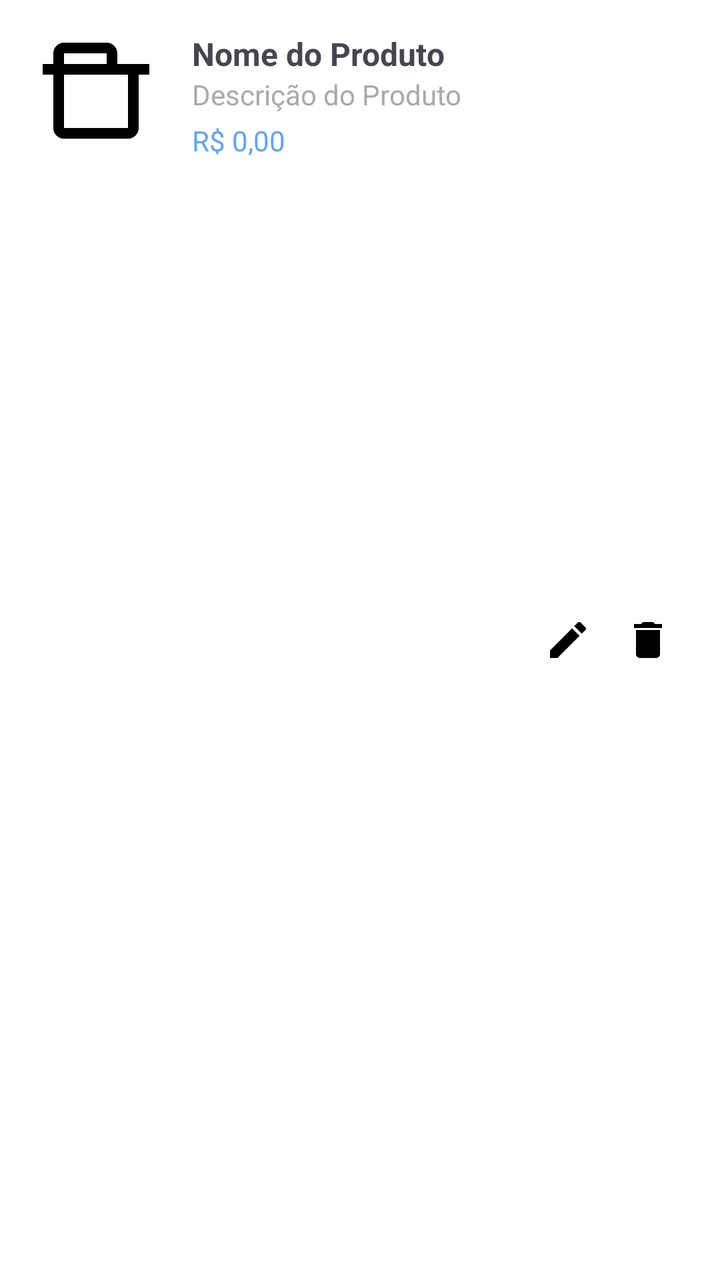
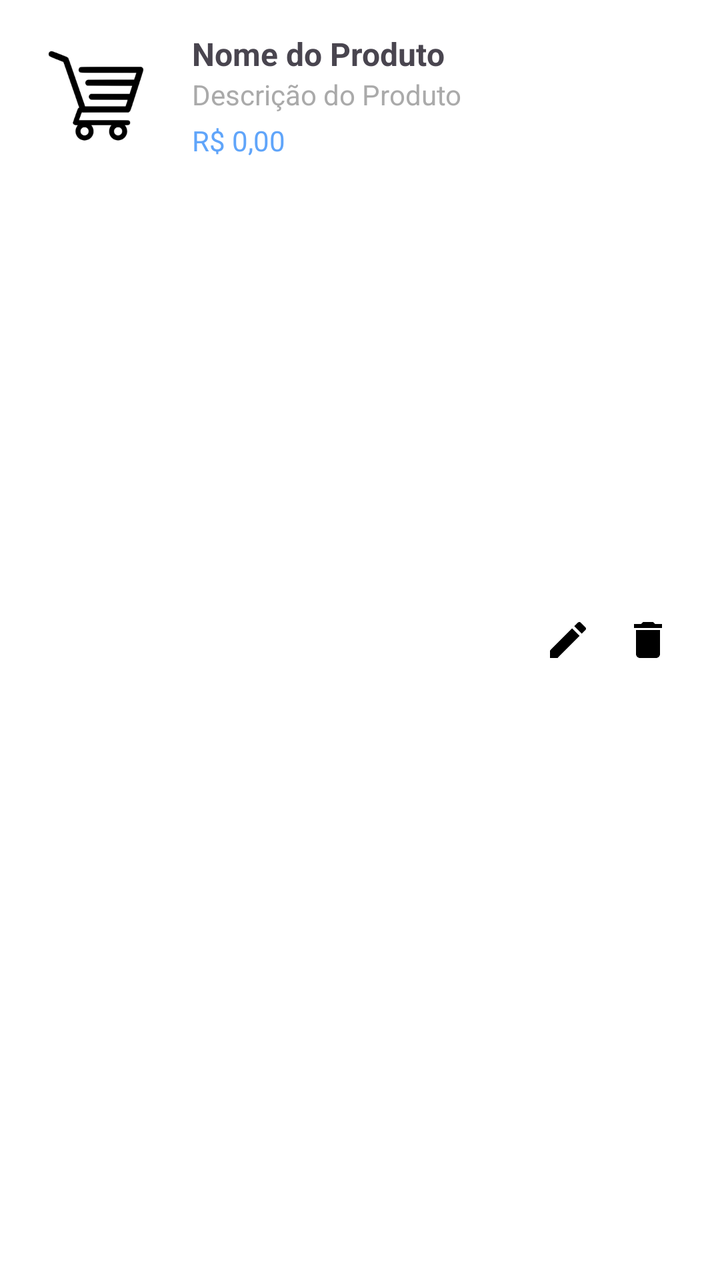

An Android layout rendered at two revisions. The XML below is the earlier revision; the diff shows what the commit changed to produce the second picture.
<!-- AndroidManifest.xml: application theme Theme.AppProject05 -->
<!-- res/layout/item_produto.xml -->
<?xml version="1.0" encoding="utf-8"?>
<LinearLayout xmlns:android="http://schemas.android.com/apk/res/android"
    android:layout_width="match_parent"
    android:layout_height="wrap_content"
    android:orientation="horizontal"
    android:padding="16dp"
    android:background="?attr/selectableItemBackground">

    <ImageView
        android:id="@+id/imgProduto"
        android:layout_width="64dp"
        android:layout_height="64dp"
        android:layout_marginEnd="16dp"
        android:src="@drawable/ic_product"
        android:contentDescription="Imagem do Produto"/>

    <LinearLayout
        android:layout_width="0dp"
        android:layout_height="wrap_content"
        android:layout_weight="1"
        android:orientation="vertical">

        <TextView
            android:id="@+id/txtNomeProduto"
            android:layout_width="wrap_content"
            android:layout_height="wrap_content"
            android:text="Nome do Produto"
            android:textSize="16sp"
            android:textStyle="bold"/>

        <TextView
            android:id="@+id/txtDescricaoProduto"
            android:layout_width="wrap_content"
            android:layout_height="wrap_content"
            android:text="Descrição do Produto"
            android:textSize="14sp"
            android:textColor="@android:color/darker_gray"/>

        <TextView
            android:id="@+id/txtPrecoProduto"
            android:layout_width="wrap_content"
            android:layout_height="wrap_content"
            android:text="R$ 0,00"
            android:textSize="14sp"
            android:textColor="@color/primary"
            android:layout_marginTop="4dp"/>
    </LinearLayout>

    <LinearLayout
        android:layout_width="wrap_content"
        android:layout_height="wrap_content"
        android:orientation="horizontal"
        android:layout_gravity="center_vertical">

        <ImageButton
            android:id="@+id/btnEditarProduto"
            android:layout_width="wrap_content"
            android:layout_height="wrap_content"
            android:src="@drawable/ic_edit"
            android:contentDescription="Editar Produto"
            android:background="?attr/selectableItemBackgroundBorderless"
            android:padding="8dp"/>

        <ImageButton
            android:id="@+id/btnRemoverProduto"
            android:layout_width="wrap_content"
            android:layout_height="wrap_content"
            android:src="@drawable/ic_delete"
            android:contentDescription="Remover Produto"
            android:background="?attr/selectableItemBackgroundBorderless"
            android:padding="8dp"/>
    </LinearLayout>
</LinearLayout>
<!-- resources referenced by this layout -->
<resources>
  <color name="primary">#60A5FA</color>
  <!-- drawable ic_delete (drawable) -->
  <vector xmlns:android="http://schemas.android.com/apk/res/android"
      android:width="24dp"
      android:height="24dp"
      android:viewportWidth="24"
      android:viewportHeight="24">
      <path
          android:fillColor="#000000"
          android:pathData="M6,19c0,1.1 0.9,2 2,2h8c1.1,0 2,-0.9 2,-2V7H6v12zM19,4h-3.5l-1,-1h-5l-1,1H5v2h14V4z"/>
  </vector>
  <!-- drawable ic_edit (drawable) -->
  <vector xmlns:android="http://schemas.android.com/apk/res/android"
      android:width="24dp"
      android:height="24dp"
      android:viewportWidth="24"
      android:viewportHeight="24">
      <path
          android:fillColor="#000000"
          android:pathData="M3,17.25V21h3.75L17.81,9.94l-3.75-3.75L3,17.25zM20.71,7.04c0.39-0.39,0.39-1.02,0-1.41l-2.34-2.34c-0.39-0.39-1.02-0.39-1.41,0l-1.83,1.83l3.75,3.75L20.71,7.04z"/>
  </vector>
  <!-- drawable ic_product (drawable) -->
  <vector xmlns:android="http://schemas.android.com/apk/res/android"
      android:width="24dp"
      android:height="24dp"
      android:viewportWidth="24"
      android:viewportHeight="24">
      <path
          android:fillColor="#000000"
          android:pathData="M16,6V4c0-1.1 -0.9-2 -2-2H6c-1.1,0 -2,0.9 -2,2v2H2v2h2v10c0,1.1 0.9,2 2,2h12c1.1,0 2-0.9 2-2V8h2V6h-4zM6,4h8v2H6V4zM18,18H6V8h12v10z"/>
  </vector>
  <style name="Theme.AppProject05" parent="Theme.Material3.DayNight.NoActionBar">
          
          <item name="colorPrimary">@color/primary</item>
          <item name="colorPrimaryVariant">@color/primary_dark</item>
          <item name="colorOnPrimary">@color/white</item>
  
          
          <item name="colorSecondary">@color/secondary</item>
          <item name="colorOnSecondary">@color/black</item>
  
          
          <item name="android:colorBackground">@color/white</item>
          <item name="colorSurface">@color/white</item>
          <item name="colorOnSurface">@color/black</item>
  
          
          <item name="android:statusBarColor">@color/white</item>
          <item name="android:windowLightStatusBar">true</item>
          <item name="android:navigationBarColor">@color/white</item>
  
          
          <item name="textInputStyle">@style/Widget.App.TextInputLayout</item>
      </style>
  <color name="primary_dark">#3B82F6</color>
  <color name="white">#FFFFFFFF</color>
  <color name="secondary">#93C5FD</color>
  <color name="black">#FF000000</color>
  <style name="Widget.App.TextInputLayout" parent="Widget.Material3.TextInputLayout.OutlinedBox">
          <item name="boxStrokeColor">@color/primary</item>
          <item name="hintTextColor">@color/primary</item>
          <item name="boxCornerRadiusTopStart">8dp</item>
          <item name="boxCornerRadiusTopEnd">8dp</item>
          <item name="boxCornerRadiusBottomStart">8dp</item>
          <item name="boxCornerRadiusBottomEnd">8dp</item>
      </style>
</resources>

<!-- the commit's change to res/layout/item_produto.xml (unified diff, before → after) -->
@@ -11,7 +11,7 @@
         android:layout_width="64dp"
         android:layout_height="64dp"
         android:layout_marginEnd="16dp"
-        android:src="@drawable/ic_product"
+        android:src="@drawable/iconecarrinho"
         android:contentDescription="Imagem do Produto"/>
 
     <LinearLayout
<!-- resource entries referenced after the edit -->
@@ -21,16 +21,7 @@
           android:fillColor="#000000"
           android:pathData="M3,17.25V21h3.75L17.81,9.94l-3.75-3.75L3,17.25zM20.71,7.04c0.39-0.39,0.39-1.02,0-1.41l-2.34-2.34c-0.39-0.39-1.02-0.39-1.41,0l-1.83,1.83l3.75,3.75L20.71,7.04z"/>
   </vector>
-  <!-- drawable ic_product (drawable) -->
-  <vector xmlns:android="http://schemas.android.com/apk/res/android"
-      android:width="24dp"
-      android:height="24dp"
-      android:viewportWidth="24"
-      android:viewportHeight="24">
-      <path
-          android:fillColor="#000000"
-          android:pathData="M16,6V4c0-1.1 -0.9-2 -2-2H6c-1.1,0 -2,0.9 -2,2v2H2v2h2v10c0,1.1 0.9,2 2,2h12c1.1,0 2-0.9 2-2V8h2V6h-4zM6,4h8v2H6V4zM18,18H6V8h12v10z"/>
-  </vector>
+  <!-- drawable iconecarrinho: png bitmap (drawable, 18588 bytes) -->
   <style name="Theme.AppProject05" parent="Theme.Material3.DayNight.NoActionBar">
           
           <item name="colorPrimary">@color/primary</item>
